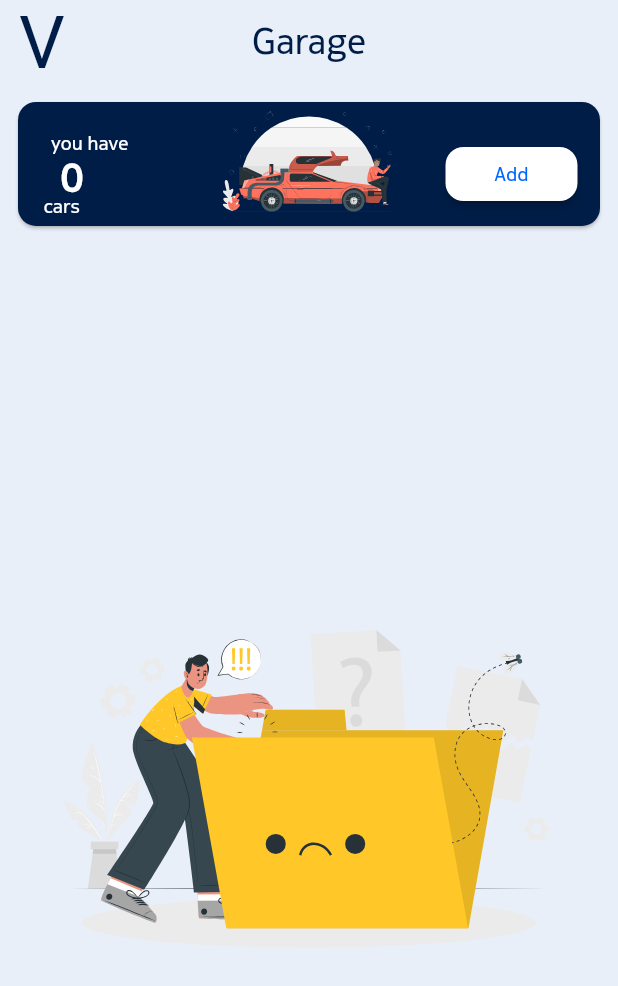
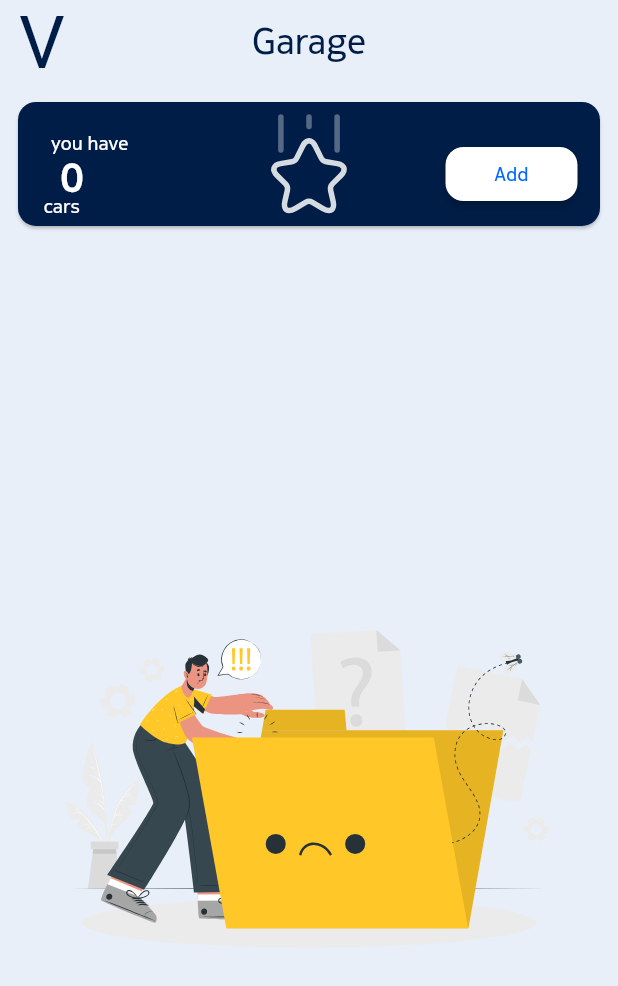
Before and after one commit to zmeulDev/valero, a Flutter app: the ViewGarage screen opened directly, on a phone screen of 412 x 824 dp. Shown: the top 986 px of the screen. Run offline on Flutter 3.47's test engine with Material 2 defaults, Android fonts, the phone set to English and light mode, and no system bars; our stand-ins replace cached_network_image, cloud_firestore, firebase_auth, firebase_core, firebase_storage, flutter_custom_clippers and 9 more; missing offline and left inert: avatar_view, mobile_number; accounts and stored records are empty; Roboto replaces fonts that are missing (Depot).

Commit message:
standard industry implementation none

```diff
--- a/lib/pages/Car/view_garage.dart
+++ b/lib/pages/Car/view_garage.dart
@@ -11,9 +11,7 @@ import 'package:valero/utils/create_wide_card.dart';
 import 'package:valero/utils/create_viewcar_card.dart';
 import 'package:flutter_svg/flutter_svg.dart';
 
-// https://www.flaticon.com/packs/transportation-3
-// https://undraw.co/illustrations
-// https://storyset.com/car
+// https://www.svgrepo.com/
 
 class ViewGarage extends StatefulWidget {
   const ViewGarage({Key? key}) : super(key: key);
@@ -48,7 +46,7 @@ class _ViewGarage extends State<ViewGarage> {
                     title: '0',
                     paragraph: 'cars',
                     color: tertiaryColor,
-                    image: SvgPicture.asset('assets/svg/delorean.svg'),
+                    image: SvgPicture.asset('assets/svg/garage.svg', width: 75, height: 75,),
                     textColor: secondaryColor,
                     buttonText: 'Add',
                     navigate: const AddCar(),
@@ -68,7 +66,7 @@ class _ViewGarage extends State<ViewGarage> {
                       ? 'car added'
                       : 'cars added',
                   color: fifthColor,
-                  image: SvgPicture.asset('assets/svg/delorean.svg'),
+                  image: SvgPicture.asset('assets/svg/garage.svg', width: 75, height: 75,),
                   textColor: secondaryColor,
                   buttonText: 'Add',
                   navigate: const AddCar(),
```
Also changed, not shown: assets/svg/avatar.svg, assets/svg/carKey.svg (added), assets/svg/garage.svg.
